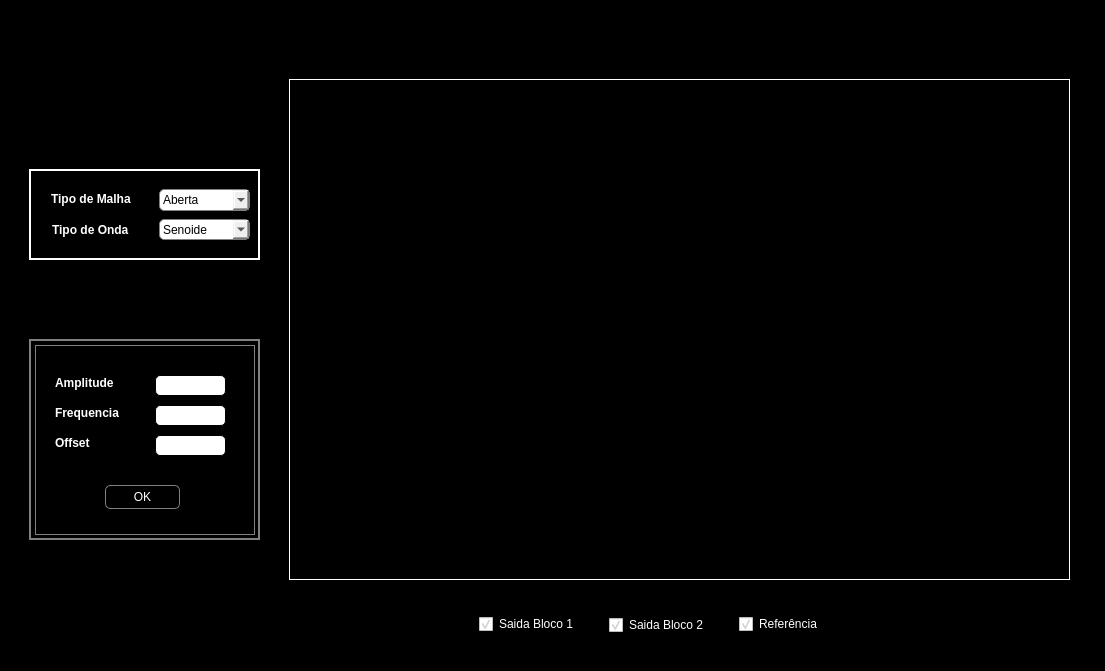
Qt form interface.ui (Aandre99/Projeto-Sistema-De-Controle) before a commit.
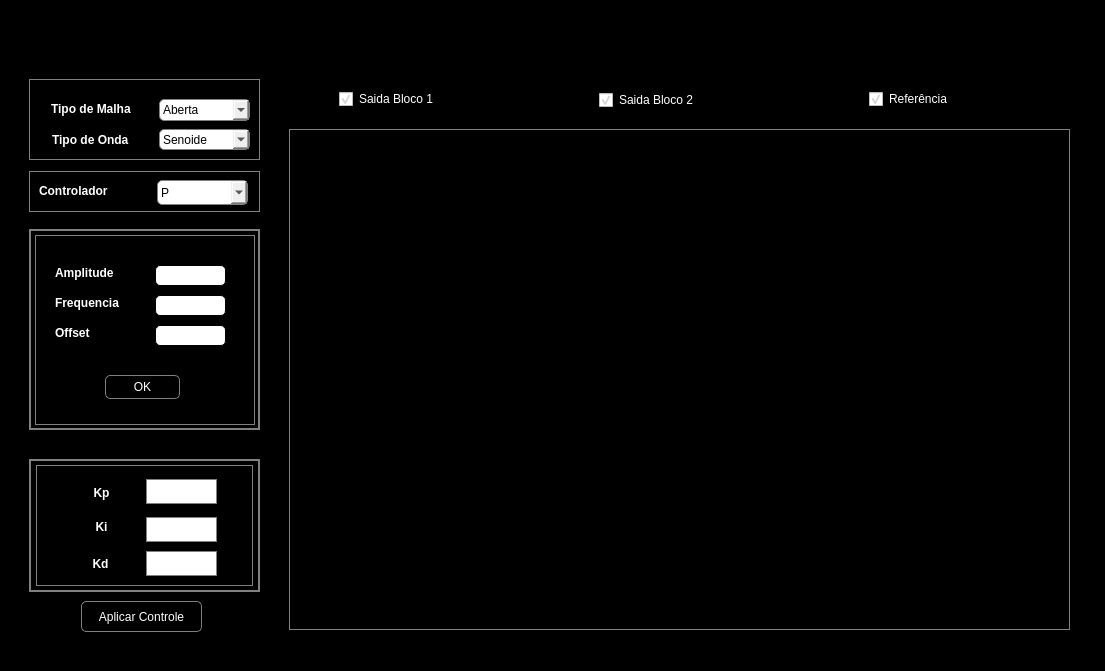
The same form after that commit. The open tabs and pages were chosen to show the change.

Commit message: adicionando modificações da interface para os controladores

What changed in the file:
```diff
--- a/interface.ui
+++ b/interface.ui
@@ -66,7 +66,7 @@
      <property name="geometry">
       <rect>
        <x>30</x>
-       <y>340</y>
+       <y>230</y>
        <width>231</width>
        <height>201</height>
       </rect>
@@ -569,13 +569,13 @@
      <property name="geometry">
       <rect>
        <x>30</x>
-       <y>170</y>
+       <y>80</y>
        <width>231</width>
-       <height>91</height>
+       <height>81</height>
       </rect>
      </property>
      <property name="styleSheet">
-      <string notr="true">border: 2px solid white;</string>
+      <string notr="true">border: 1px solid gray;</string>
      </property>
      <property name="frameShape">
       <enum>QFrame::StyledPanel</enum>
@@ -701,7 +701,7 @@
      <property name="geometry">
       <rect>
        <x>290</x>
-       <y>80</y>
+       <y>130</y>
        <width>781</width>
        <height>501</height>
       </rect>
@@ -719,15 +719,15 @@
       </size>
      </property>
      <property name="styleSheet">
-      <string notr="true">border: 1px solid white;</string>
+      <string notr="true">border: 1px solid gray;</string>
      </property>
     </widget>
     <widget class="QFrame" name="frame_checkboxes">
      <property name="geometry">
       <rect>
-       <x>460</x>
-       <y>605</y>
-       <width>401</width>
+       <x>290</x>
+       <y>80</y>
+       <width>781</width>
        <height>40</height>
       </rect>
      </property>
@@ -746,7 +746,7 @@
      <widget class="QCheckBox" name="checkBox_bloco1">
       <property name="geometry">
        <rect>
-        <x>20</x>
+        <x>50</x>
         <y>10</y>
         <width>111</width>
         <height>20</height>
@@ -766,7 +766,7 @@
      <widget class="QCheckBox" name="checkBox_bloco2">
       <property name="geometry">
        <rect>
-        <x>150</x>
+        <x>310</x>
         <y>11</y>
         <width>111</width>
         <height>20</height>
@@ -786,7 +786,7 @@
      <widget class="QCheckBox" name="checkBox_referencia">
       <property name="geometry">
        <rect>
-        <x>280</x>
+        <x>580</x>
         <y>10</y>
         <width>111</width>
         <height>20</height>
@@ -804,6 +804,437 @@
       </property>
      </widget>
     </widget>
+    <widget class="QStackedWidget" name="stackedWidget_controladores">
+     <property name="geometry">
+      <rect>
+       <x>30</x>
+       <y>460</y>
+       <width>231</width>
+       <height>133</height>
+      </rect>
+     </property>
+     <property name="styleSheet">
+      <string notr="true">border: 1px solid gray;</string>
+     </property>
+     <property name="currentIndex">
+      <number>0</number>
+     </property>
+     <widget class="QWidget" name="page_P">
+      <widget class="QFrame" name="frame_P">
+       <property name="geometry">
+        <rect>
+         <x>6</x>
+         <y>5</y>
+         <width>217</width>
+         <height>121</height>
+        </rect>
+       </property>
+       <property name="frameShape">
+        <enum>QFrame::StyledPanel</enum>
+       </property>
+       <property name="frameShadow">
+        <enum>QFrame::Raised</enum>
+       </property>
+       <widget class="QLabel" name="label_10">
+        <property name="geometry">
+         <rect>
+          <x>40</x>
+          <y>56</y>
+          <width>51</width>
+          <height>17</height>
+         </rect>
+        </property>
+        <property name="font">
+         <font>
+          <weight>75</weight>
+          <bold>true</bold>
+         </font>
+        </property>
+        <property name="layoutDirection">
+         <enum>Qt::LeftToRight</enum>
+        </property>
+        <property name="styleSheet">
+         <string notr="true">border: 0px solid gray;</string>
+        </property>
+        <property name="text">
+         <string>Kp</string>
+        </property>
+        <property name="alignment">
+         <set>Qt::AlignCenter</set>
+        </property>
+       </widget>
+       <widget class="QLineEdit" name="lineEdit_P">
+        <property name="geometry">
+         <rect>
+          <x>100</x>
+          <y>50</y>
+          <width>81</width>
+          <height>25</height>
+         </rect>
+        </property>
+        <property name="styleSheet">
+         <string notr="true">QLineEdit{
+border: 1px solid black;
+border-radius: 5px;
+}</string>
+        </property>
+       </widget>
+      </widget>
+     </widget>
+     <widget class="QWidget" name="page_PI">
+      <widget class="QFrame" name="frame_PI">
+       <property name="geometry">
+        <rect>
+         <x>6</x>
+         <y>5</y>
+         <width>218</width>
+         <height>121</height>
+        </rect>
+       </property>
+       <property name="frameShape">
+        <enum>QFrame::StyledPanel</enum>
+       </property>
+       <property name="frameShadow">
+        <enum>QFrame::Raised</enum>
+       </property>
+       <widget class="QLabel" name="label_12">
+        <property name="geometry">
+         <rect>
+          <x>27</x>
+          <y>30</y>
+          <width>81</width>
+          <height>17</height>
+         </rect>
+        </property>
+        <property name="font">
+         <font>
+          <weight>75</weight>
+          <bold>true</bold>
+         </font>
+        </property>
+        <property name="styleSheet">
+         <string notr="true">border: 0px solid gray;</string>
+        </property>
+        <property name="text">
+         <string>Kp</string>
+        </property>
+        <property name="alignment">
+         <set>Qt::AlignCenter</set>
+        </property>
+       </widget>
+       <widget class="QLabel" name="label_pdpi">
+        <property name="geometry">
+         <rect>
+          <x>30</x>
+          <y>62</y>
+          <width>71</width>
+          <height>20</height>
+         </rect>
+        </property>
+        <property name="font">
+         <font>
+          <weight>75</weight>
+          <bold>true</bold>
+         </font>
+        </property>
+        <property name="styleSheet">
+         <string notr="true">border: 0px solid gray;</string>
+        </property>
+        <property name="text">
+         <string>Ki</string>
+        </property>
+        <property name="alignment">
+         <set>Qt::AlignCenter</set>
+        </property>
+       </widget>
+       <widget class="QLineEdit" name="lineEdit_PIPD_kp">
+        <property name="geometry">
+         <rect>
+          <x>120</x>
+          <y>30</y>
+          <width>71</width>
+          <height>25</height>
+         </rect>
+        </property>
+        <property name="styleSheet">
+         <string notr="true">QLineEdit{
+border: 1px solid black;
+border-radius: 5px;
+};</string>
+        </property>
+       </widget>
+       <widget class="QLineEdit" name="lineEdit_PIPD_ki">
+        <property name="geometry">
+         <rect>
+          <x>120</x>
+          <y>62</y>
+          <width>71</width>
+          <height>25</height>
+         </rect>
+        </property>
+        <property name="styleSheet">
+         <string notr="true">QLineEdit{
+border: 1px solid black;
+border-radius: 5px;
+}</string>
+        </property>
+       </widget>
+      </widget>
+     </widget>
+     <widget class="QWidget" name="page_PID">
+      <widget class="QFrame" name="frame_PID">
+       <property name="geometry">
+        <rect>
+         <x>6</x>
+         <y>5</y>
+         <width>217</width>
+         <height>121</height>
+        </rect>
+       </property>
+       <property name="frameShape">
+        <enum>QFrame::StyledPanel</enum>
+       </property>
+       <property name="frameShadow">
+        <enum>QFrame::Raised</enum>
+       </property>
+       <widget class="QLineEdit" name="lineEdit_PID_kp">
+        <property name="geometry">
+         <rect>
+          <x>110</x>
+          <y>14</y>
+          <width>71</width>
+          <height>25</height>
+         </rect>
+        </property>
+        <property name="styleSheet">
+         <string notr="true">QLineEdit{
+border: 1px solid black;
+border-radius: 5px;
+};</string>
+        </property>
+       </widget>
+       <widget class="QLineEdit" name="lineEdit_PID_ki">
+        <property name="geometry">
+         <rect>
+          <x>110</x>
+          <y>52</y>
+          <width>71</width>
+          <height>25</height>
+         </rect>
+        </property>
+        <property name="styleSheet">
+         <string notr="true">QLineEdit{
+border: 1px solid black;
+border-radius: 5px;
+};</string>
+        </property>
+       </widget>
+       <widget class="QLineEdit" name="lineEdit_PID_kd">
+        <property name="geometry">
+         <rect>
+          <x>110</x>
+          <y>86</y>
+          <width>71</width>
+          <height>25</height>
+         </rect>
+        </property>
+        <property name="styleSheet">
+         <string notr="true">QLineEdit{
+border: 1px solid black;
+border-radius: 5px;
+};</string>
+        </property>
+       </widget>
+       <widget class="QLabel" name="label_14">
+        <property name="geometry">
+         <rect>
+          <x>50</x>
+          <y>19</y>
+          <width>31</width>
+          <height>17</height>
+         </rect>
+        </property>
+        <property name="font">
+         <font>
+          <weight>75</weight>
+          <bold>true</bold>
+         </font>
+        </property>
+        <property name="styleSheet">
+         <string notr="true">border: 0px solid gray;</string>
+        </property>
+        <property name="text">
+         <string>Kp</string>
+        </property>
+        <property name="alignment">
+         <set>Qt::AlignCenter</set>
+        </property>
+       </widget>
+       <widget class="QLabel" name="label_15">
+        <property name="geometry">
+         <rect>
+          <x>50</x>
+          <y>53</y>
+          <width>31</width>
+          <height>17</height>
+         </rect>
+        </property>
+        <property name="font">
+         <font>
+          <weight>75</weight>
+          <bold>true</bold>
+         </font>
+        </property>
+        <property name="styleSheet">
+         <string notr="true">border: 0px solid gray;</string>
+        </property>
+        <property name="text">
+         <string>Ki</string>
+        </property>
+        <property name="alignment">
+         <set>Qt::AlignCenter</set>
+        </property>
+       </widget>
+       <widget class="QLabel" name="label_16">
+        <property name="geometry">
+         <rect>
+          <x>54</x>
+          <y>90</y>
+          <width>21</width>
+          <height>17</height>
+         </rect>
+        </property>
+        <property name="font">
+         <font>
+          <weight>75</weight>
+          <bold>true</bold>
+         </font>
+        </property>
+        <property name="styleSheet">
+         <string notr="true">border: 0px solid gray;</string>
+        </property>
+        <property name="text">
+         <string>Kd</string>
+        </property>
+        <property name="alignment">
+         <set>Qt::AlignCenter</set>
+        </property>
+       </widget>
+      </widget>
+     </widget>
+    </widget>
+    <widget class="QFrame" name="frame_controle">
+     <property name="geometry">
+      <rect>
+       <x>30</x>
+       <y>172</y>
+       <width>231</width>
+       <height>41</height>
+      </rect>
+     </property>
+     <property name="styleSheet">
+      <string notr="true">border: 1px solid gray;</string>
+     </property>
+     <property name="frameShape">
+      <enum>QFrame::StyledPanel</enum>
+     </property>
+     <property name="frameShadow">
+      <enum>QFrame::Raised</enum>
+     </property>
+     <widget class="QLabel" name="label_11">
+      <property name="geometry">
+       <rect>
+        <x>10</x>
+        <y>10</y>
+        <width>100</width>
+        <height>20</height>
+       </rect>
+      </property>
+      <property name="font">
+       <font>
+        <weight>75</weight>
+        <bold>true</bold>
+       </font>
+      </property>
+      <property name="styleSheet">
+       <string notr="true">border: 0px solid black;</string>
+      </property>
+      <property name="text">
+       <string>Controlador</string>
+      </property>
+     </widget>
+     <widget class="QComboBox" name="comboBox_control">
+      <property name="geometry">
+       <rect>
+        <x>128</x>
+        <y>9</y>
+        <width>91</width>
+        <height>25</height>
+       </rect>
+      </property>
+      <property name="styleSheet">
+       <string notr="true">QComboBox {
+    border: 1px solid gray;
+    border-radius: 5px;
+    padding: 1px 3px 1px 3px;
+}</string>
+      </property>
+      <item>
+       <property name="text">
+        <string>P</string>
+       </property>
+      </item>
+      <item>
+       <property name="text">
+        <string>PD</string>
+       </property>
+      </item>
+      <item>
+       <property name="text">
+        <string>PI</string>
+       </property>
+      </item>
+      <item>
+       <property name="text">
+        <string>PID</string>
+       </property>
+      </item>
+      <item>
+       <property name="text">
+        <string>PI-D</string>
+       </property>
+      </item>
+      <item>
+       <property name="text">
+        <string>I-PD</string>
+       </property>
+      </item>
+     </widget>
+    </widget>
+    <widget class="QPushButton" name="pushButton_controle">
+     <property name="geometry">
+      <rect>
+       <x>82</x>
+       <y>602</y>
+       <width>121</width>
+       <height>31</height>
+      </rect>
+     </property>
+     <property name="styleSheet">
+      <string notr="true">QPushButton{
+border: 1px solid gray;
+border-radius: 5px;
+color: white;
+}
+QPushButton#pushButton_controle:pressed {
+    background-color: gray;
+	color:white;
+}</string>
+     </property>
+     <property name="text">
+      <string>Aplicar Controle</string>
+     </property>
+    </widget>
    </widget>
   </widget>
  </widget>
```
Left out of the diff: 4 changed lines with no effect on the pictures. The commit also changes 8 other files.
